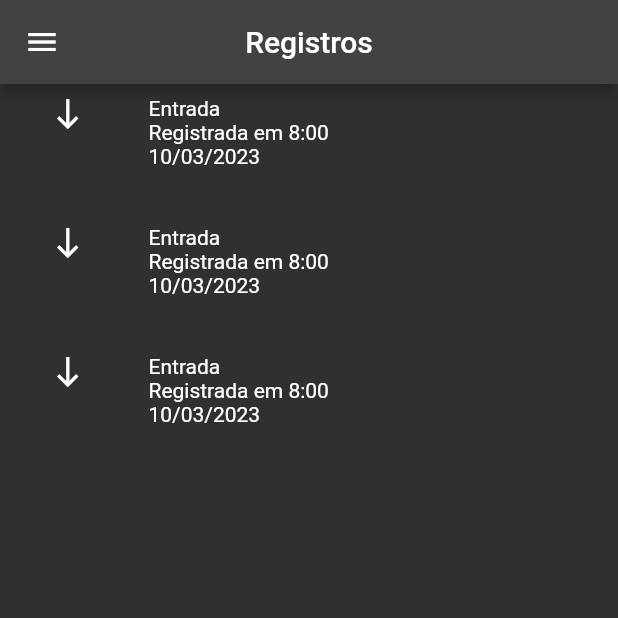
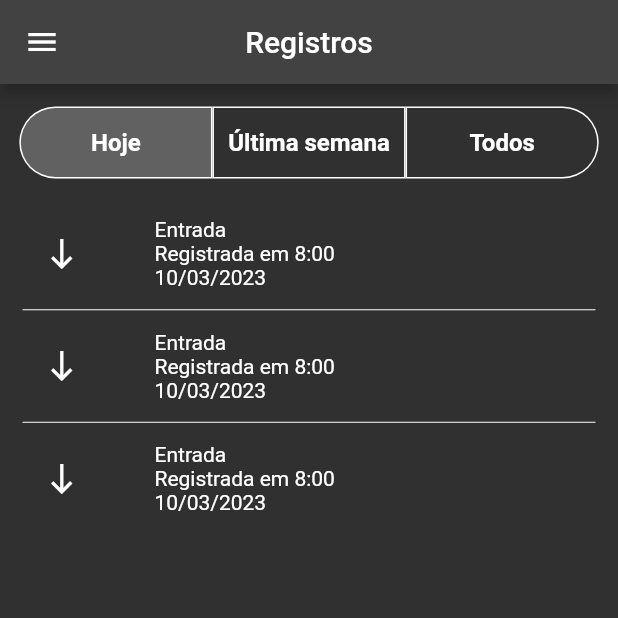
Before and after one commit to tombraganca/AutoPark, a Flutter app: the screen it shows after launch, after a tap on "Entrar", on a phone screen of 412 x 824 dp, the top half of it. Run offline on Flutter 3.47's test engine with Material 2 defaults, Android fonts, the phone set to English and light mode, and no system bars; our stand-ins replace equatable, flutter_bloc.

Commit message:
add home ,firebase, init vagas

```diff
--- /dev/null
+++ b/mobile/lib/core/domain/entities/registros_entity.dart
@@ -0,0 +1,11 @@
+// ignore_for_file: public_member_api_docs, sort_constructors_first
+class RegistroEntity {
+  final String title;
+  final String registro;
+  final String date;
+  RegistroEntity({
+    required this.title,
+    required this.registro,
+    required this.date,
+  });
+}
--- /dev/null
+++ b/mobile/lib/core/domain/entities/vaga_entity.dart
@@ -0,0 +1,10 @@
+class VagaEntity {
+  final String name;
+  final String description;
+  final List<String> reportes;
+  VagaEntity({
+    required this.name,
+    required this.reportes,
+    required this.description,
+  });
+}
--- a/mobile/lib/home/cubit/home_cubit.dart
+++ b/mobile/lib/home/cubit/home_cubit.dart
@@ -1,8 +1,118 @@
-import 'package:bloc/bloc.dart';
-import 'package:meta/meta.dart';
+import 'package:auto_park/core/domain/entities/registros_entity.dart';
+import 'package:auto_park/home/cubit/home_state.dart';
+import 'package:flutter_bloc/flutter_bloc.dart';
 
-part 'home_state.dart';
+enum SelectList { hoje, ultimaSemana, todos }
 
 class HomeCubit extends Cubit<HomeState> {
-  HomeCubit() : super(HomeInitial());
+  HomeCubit()
+      : super(HomeState(
+            statusHome: StatusHome.initial, selectList: SelectList.hoje));
+  void init() {
+    emit(state.copyWith(
+        listRegistros: mapListMock[SelectList.hoje],
+        statusHome: StatusHome.loadingList));
+    emit(state.copyWith(statusHome: StatusHome.loadedList));
+  }
+
+  void changeList(SelectList selectList) => emit(state.copyWith(
+      selectList: selectList,
+      listRegistros: mapListMock[selectList],
+      statusHome: state.statusHome == StatusHome.loadedList
+          ? StatusHome.refrashLoadedList
+          : StatusHome.loadedList));
 }
+
+Map<SelectList, List<RegistroEntity>> mapListMock = {
+  SelectList.hoje: [
+    RegistroEntity(
+      date: '10/03/2023',
+      registro: 'Registrada em 8:00',
+      title: 'Entrada',
+    ),
+    RegistroEntity(
+      date: '10/03/2023',
+      registro: 'Registrada em 8:00',
+      title: 'Entrada',
+    ),
+    RegistroEntity(
+      date: '10/03/2023',
+      registro: 'Registrada em 8:00',
+      title: 'Entrada',
+    ),
+  ],
+  SelectList.todos: [
+    RegistroEntity(
+      date: '12/06/2024',
+      registro: 'Registrada em 8:00',
+      title: 'Entrada',
+    ),
+    RegistroEntity(
+      date: '12/06/2024',
+      registro: 'Registrada em 8:00',
+      title: 'Entrada',
+    ),
+    RegistroEntity(
+      date: '12/06/2024',
+      registro: 'Registrada em 8:00',
+      title: 'Entrada',
+    ),
+    RegistroEntity(
+      date: '12/06/2024',
+      registro: 'Registrada em 8:00',
+      title: 'Entrada',
+    ),
+    RegistroEntity(
+      date: '12/06/2024',
+      registro: 'Registrada em 8:00',
+      title: 'Entrada',
+    ),
+  ],
+  SelectList.ultimaSemana: [
+    RegistroEntity(
+      date: '23/04/2025',
+      registro: 'Registrada em 11:00',
+      title: 'Entrada',
+    ),
+    RegistroEntity(
+      date: '23/04/2025',
+      registro: 'Registrada em 11:00',
+      title: 'Entrada',
+    ),
+    RegistroEntity(
+      date: '23/04/2025',
+      registro: 'Registrada em 11:00',
+      title: 'Entrada',
+    ),
+    RegistroEntity(
+      date: '23/04/2025',
+      registro: 'Registrada em 11:00',
+      title: 'Entrada',
+    ),
+    RegistroEntity(
+      date: '23/04/2025',
+      registro: 'Registrada em 11:00',
+      title: 'Entrada',
+    ),
+    RegistroEntity(
+      date: '23/04/2025',
+      registro: 'Registrada em 11:00',
+      title: 'Entrada',
+    ),
+    RegistroEntity(
+      date: '23/04/2025',
+      registro: 'Registrada em 11:00',
+      title: 'Entrada',
+    ),
+    RegistroEntity(
+      date: '23/04/2025',
+      registro: 'Registrada em 11:00',
+      title: 'Entrada',
+    ),
+    RegistroEntity(
+      date: '23/04/2025',
+      registro: 'Registrada em 11:00',
+      title: 'Entrada',
+    ),
+  ]
+};
--- a/mobile/lib/home/cubit/home_state.dart
+++ b/mobile/lib/home/cubit/home_state.dart
@@ -1,6 +1,29 @@
-part of 'home_cubit.dart';
+// ignore_for_file: public_member_api_docs, sort_constructors_first
+import 'package:auto_park/core/domain/entities/registros_entity.dart';
+import 'package:auto_park/home/cubit/home_cubit.dart';
 
-@immutable
-abstract class HomeState {}
+enum StatusHome { loadingList, loadedList, initial, refrashLoadedList }
 
-class HomeInitial extends HomeState {}
+class HomeState {
+  final List<RegistroEntity>? listRegistros;
+  final StatusHome statusHome;
+  final SelectList selectList;
+
+  HomeState({
+    required this.statusHome,
+    this.listRegistros = const [],
+    required this.selectList,
+  });
+
+  HomeState copyWith({
+    List<RegistroEntity>? listRegistros,
+    StatusHome? statusHome,
+    SelectList? selectList,
+  }) {
+    return HomeState(
+      listRegistros: listRegistros ?? this.listRegistros,
+      statusHome: statusHome ?? this.statusHome,
+      selectList: selectList ?? this.selectList,
+    );
+  }
+}
--- a/mobile/lib/home/pages/home.dart
+++ b/mobile/lib/home/pages/home.dart
@@ -1,17 +1,29 @@
+import 'package:auto_park/core/domain/entities/registros_entity.dart';
+import 'package:auto_park/home/cubit/home_cubit.dart';
+import 'package:auto_park/home/cubit/home_state.dart';
+import 'package:auto_park/home/pages/registros_page.dart';
+import 'package:auto_park/home/widgets/selector_page.dart';
 import 'package:flutter/material.dart';
-
-import '../widgets/cards_registros.dart';
+import 'package:flutter_bloc/flutter_bloc.dart';
 import '../widgets/items_drawer.dart';
 
-class Home extends StatelessWidget {
-  Home({super.key});
+class Home extends StatefulWidget {
+  const Home({super.key});
+
+  @override
+  State<Home> createState() => _HomeState();
+}
+
+class _HomeState extends State<Home> {
   final List<String> listItemsDrawer = [
-    ' Meus Registros',
+    'Meus Registros',
     'Vagas Disponíveis',
     'Meus Veículos',
   ];
+
   @override
   Widget build(BuildContext context) {
+    HomeCubit homeCubit = BlocProvider.of<HomeCubit>(context);
     return Scaffold(
       drawer: SizedBox(
         width: MediaQuery.of(context).size.width * 0.6,
@@ -70,11 +82,14 @@ class Home extends StatelessWidget {
               SizedBox(
                 height: MediaQuery.of(context).size.height * 0.1,
                 child: Row(
-                  mainAxisAlignment: MainAxisAlignment.spaceEvenly,
+                  mainAxisAlignment: MainAxisAlignment.start,
                   children: [
-                    ItemsDrawer(
+                    Padding(
+                      padding: const EdgeInsets.symmetric(horizontal: 5),
+                      child: ItemsDrawer(
                         label: 'Minha Conta',
                         onPressed: () {},
+                      ),
                     ),
                     const Icon(Icons.person)
                   ],
@@ -90,33 +105,33 @@ class Home extends StatelessWidget {
         ),
         centerTitle: true,
       ),
-      body: Column(
-        children: const [
-          Padding(
-            padding: EdgeInsets.all(8.0),
-            child: CardRegitros(
-              date: '10/03/2023',
-              registro: 'Registrada em 8:00',
-              title: 'Entrada',
+      body: BlocBuilder<HomeCubit, HomeState>(
+        bloc: homeCubit,
+        builder: (context, state) {
+          if (state.statusHome == StatusHome.initial) {
+            homeCubit.init();
+          }
+          return Column(
+            children: [
+              SelectorPage(
+                homeCubit: homeCubit,
               ),
+              SizedBox(
+                height: MediaQuery.of(context).size.height * 0.77,
+                child: Visibility(
+                  visible: state.statusHome != StatusHome.loadingList,
+                  replacement: Column(children: const [
+                    CircularProgressIndicator(),
+                    Text('Carregando a lista...')
+                  ]),
+                  child: RegistrosPage(
+                    listaRegistros: state.listRegistros!,
                   ),
-          Padding(
-            padding: EdgeInsets.all(8.0),
-            child: CardRegitros(
-              date: '10/03/2023',
-              registro: 'Registrada em 8:00',
-              title: 'Entrada',
-            ),
-          ),
-          Padding(
-            padding: EdgeInsets.all(8.0),
-            child: CardRegitros(
-              date: '10/03/2023',
-              registro: 'Registrada em 8:00',
-              title: 'Entrada',
                 ),
               )
             ],
+          );
+        },
       ),
     );
   }
--- /dev/null
+++ b/mobile/lib/home/pages/registros_page.dart
@@ -0,0 +1,31 @@
+import 'package:auto_park/core/domain/entities/registros_entity.dart';
+import 'package:auto_park/home/widgets/cards_registros.dart';
+import 'package:flutter/material.dart';
+
+class RegistrosPage extends StatelessWidget {
+  final List<RegistroEntity> listaRegistros;
+  const RegistrosPage({super.key, required this.listaRegistros});
+
+  @override
+  Widget build(BuildContext context) {
+    return SizedBox(
+      child: ListView.separated(
+          itemBuilder: (context, index) {
+            return CardRegistros(
+                title: listaRegistros[index].title,
+                registro: listaRegistros[index].registro,
+                date: listaRegistros[index].date);
+          },
+          separatorBuilder: (context, index) {
+            return const Padding(
+              padding: EdgeInsets.symmetric(horizontal: 15),
+              child: Divider(
+                color: Colors.white,
+                height: 5,
+              ),
+            );
+          },
+          itemCount: listaRegistros.length),
+    );
+  }
+}
--- a/mobile/lib/home/widgets/cards_registros.dart
+++ b/mobile/lib/home/widgets/cards_registros.dart
@@ -1,10 +1,10 @@
 import 'package:flutter/material.dart';
 
-class CardRegitros extends StatelessWidget {
+class CardRegistros extends StatelessWidget {
   final String title;
   final String registro;
   final String date;
-  const CardRegitros({
+  const CardRegistros({
     super.key,
     required this.title,
     required this.registro,
@@ -21,12 +21,14 @@ class CardRegitros extends StatelessWidget {
           SizedBox(
             width: MediaQuery.of(context).size.width * 0.10,
             child: Column(
+              mainAxisAlignment: MainAxisAlignment.center,
               children: const [Icon(Icons.south_outlined)],
             ),
           ),
           SizedBox(
             width: MediaQuery.of(context).size.width * 0.7,
             child: Column(
+              mainAxisAlignment: MainAxisAlignment.center,
               crossAxisAlignment: CrossAxisAlignment.start,
               children: [
                 Text(title),
--- a/mobile/lib/home/widgets/items_drawer.dart
+++ b/mobile/lib/home/widgets/items_drawer.dart
@@ -7,11 +7,18 @@ class ItemsDrawer extends StatelessWidget {
 
   @override
   Widget build(BuildContext context) {
-    return TextButton(
-        onPressed: () => onPressed(),
-        child: Text(
-          label,
-          style: const TextStyle(color: Colors.white),
-        ));
+    return Row(
+      children: [
+        Padding(
+          padding: const EdgeInsets.symmetric(horizontal: 20),
+          child: TextButton(
+              onPressed: () => onPressed(),
+              child: Text(
+                label,
+                style: const TextStyle(color: Colors.white),
+              )),
+        ),
+      ],
+    );
   }
 }
--- /dev/null
+++ b/mobile/lib/home/widgets/selector_page.dart
@@ -0,0 +1,97 @@
+import 'package:auto_park/home/cubit/home_cubit.dart';
+import 'package:auto_park/home/cubit/home_state.dart';
+import 'package:flutter/material.dart';
+import 'package:flutter_bloc/flutter_bloc.dart';
+
+class SelectorPage extends StatelessWidget {
+  final HomeCubit homeCubit;
+  const SelectorPage({super.key, required this.homeCubit});
+
+  @override
+  Widget build(BuildContext context) {
+    return BlocBuilder<HomeCubit, HomeState>(
+      bloc: homeCubit,
+      builder: (context, state) {
+        return Padding(
+          padding: const EdgeInsets.symmetric(vertical: 15, horizontal: 10),
+          child: Container(
+            decoration: BoxDecoration(
+              borderRadius: BorderRadius.circular(50),
+            ),
+            width: MediaQuery.of(context).size.width,
+            child: Row(
+              mainAxisAlignment: MainAxisAlignment.center,
+              children: [
+                InkWell(
+                  onTap: () => homeCubit.changeList(SelectList.hoje),
+                  child: Container(
+                    width: MediaQuery.of(context).size.width / 3.2,
+                    decoration: BoxDecoration(
+                      color: state.selectList == SelectList.hoje
+                          ? Colors.grey[700]
+                          : null,
+                      border: Border.all(width: 1.0, color: Colors.white),
+                      borderRadius: const BorderRadius.only(
+                        topLeft: Radius.circular(25),
+                        bottomLeft: Radius.circular(25),
+                      ),
+                    ),
+                    child: const Tab(
+                      child: Text(
+                        'Hoje',
+                        style: TextStyle(
+                          fontSize: 16,
+                          fontWeight: FontWeight.bold,
+                        ),
+                      ),
+                    ),
+                  ),
+                ),
+                InkWell(
+                  onTap: () => homeCubit.changeList(SelectList.ultimaSemana),
+                  child: Container(
+                    width: MediaQuery.of(context).size.width / 3.2,
+                    decoration: BoxDecoration(
+                      color: state.selectList == SelectList.ultimaSemana
+                          ? Colors.grey[700]
+                          : null,
+                      border: Border.all(width: 1.0, color: Colors.white),
+                    ),
+                    child: const Tab(
+                      child: Text('Última semana',
+                          style: TextStyle(
+                              fontSize: 16, fontWeight: FontWeight.bold)),
+                    ),
+                  ),
+                ),
+                InkWell(
+                  onTap: () => homeCubit.changeList(SelectList.todos),
+                  child: Container(
+                    width: MediaQuery.of(context).size.width / 3.2,
+                    decoration: BoxDecoration(
+                      color: state.selectList == SelectList.todos
+                          ? Colors.grey[700]
+                          : null,
+                      border: Border.all(width: 1.0, color: Colors.white),
+                      borderRadius: const BorderRadius.only(
+                        topRight: Radius.circular(25),
+                        bottomRight: Radius.circular(25),
+                      ),
+                    ),
+                    child: const Tab(
+                      child: Text(
+                        'Todos',
+                        style: TextStyle(
+                            fontSize: 16, fontWeight: FontWeight.bold),
+                      ),
+                    ),
+                  ),
+                ),
+              ],
+            ),
+          ),
+        );
+      },
+    );
+  }
+}
--- a/mobile/lib/main.dart
+++ b/mobile/lib/main.dart
@@ -1,4 +1,7 @@
+import 'package:auto_park/home/cubit/home_cubit.dart';
+import 'package:auto_park/vagas/cubit/vagas_cubit.dart';
 import 'package:flutter/material.dart';
+import 'package:flutter_bloc/flutter_bloc.dart';
 
 import 'login/pages/login.dart';
 
@@ -11,12 +14,18 @@ class MyApp extends StatelessWidget {
 
   @override
   Widget build(BuildContext context) {
-    return MaterialApp(
-      debugShowCheckedModeBanner: false,
-      title: 'Flutter Demo',
-      darkTheme: ThemeData(brightness: Brightness.dark),
-      themeMode: ThemeMode.dark,
-      home: const Login(),
+    return MultiBlocProvider(
+      providers: [
+        BlocProvider(create: (context) => HomeCubit()),
+        BlocProvider(create: (context) => VagasCubit())
+      ],
+      child: MaterialApp(
+        debugShowCheckedModeBanner: false,
+        title: 'Flutter Demo',
+        darkTheme: ThemeData(brightness: Brightness.dark),
+        themeMode: ThemeMode.dark,
+        home: const Login(),
+      ),
     );
   }
 }
--- /dev/null
+++ b/mobile/lib/vagas/cubit/vagas_cubit.dart
@@ -0,0 +1,59 @@
+import 'package:auto_park/core/domain/entities/vaga_entity.dart';
+import 'package:auto_park/vagas/cubit/vagas_state.dart';
+import 'package:flutter_bloc/flutter_bloc.dart';
+
+enum SelectListVagas { disponivel, todas }
+
+class VagasCubit extends Cubit<VagasState> {
+  VagasCubit() : super(const VagasState(statusVagas: StatusVagas.initial));
+
+  void changeList(SelectListVagas selectListVagas) => emit(state.copyWith(
+      selectListVagas: selectListVagas,
+      listVagas: mapListMock[selectListVagas],
+      statusVagas: state.statusVagas == StatusVagas.loadedList
+          ? StatusVagas.refrashLoadedList
+          : StatusVagas.loadedList));
+}
+
+Map<SelectListVagas, List<VagaEntity>> mapListMock = {
+  SelectListVagas.disponivel: [
+    VagaEntity(
+      description: 'Vaga localizada na parte esquerda do primeiro andar',
+      name: 'A1',
+      reportes: [
+        'Existe um saco de batatas no local da vaga que impossibilita o uso da vaga',
+        'Um motorista acefalóide parou o carro em duas vagas impossibilitando o uso da vaga',
+        ''
+      ],
+    ),
+    VagaEntity(
+      description: 'Vaga localizada na parte direita do primeiro andar',
+      name: 'A2',
+      reportes: [
+        'Existe um saco de batatas no local da vaga que impossibilita o uso da vaga',
+        'Um motorista acefalóide parou o carro em duas vagas impossibilitando o uso da vaga',
+        ''
+      ],
+    )
+  ],
+  SelectListVagas.todas: [
+    VagaEntity(
+      description: 'Vaga localizada na parte esquerda do primeiro andar',
+      name: 'A1',
+      reportes: [
+        'Existe um saco de batatas no local da vaga que impossibilita o uso da vaga',
+        'Um motorista acefalóide parou o carro em duas vagas impossibilitando o uso da vaga',
+        ''
+      ],
+    ),
+    VagaEntity(
+      description: 'Vaga localizada na parte direita do primeiro andar',
+      name: 'A2',
+      reportes: [
+        'Existe um saco de batatas no local da vaga que impossibilita o uso da vaga',
+        'Um motorista acefalóide parou o carro em duas vagas impossibilitando o uso da vaga',
+        ''
+      ],
+    )
+  ],
+};
--- /dev/null
+++ b/mobile/lib/vagas/cubit/vagas_state.dart
@@ -0,0 +1,31 @@
+// ignore_for_file: public_member_api_docs, sort_constructors_first
+import 'package:auto_park/core/domain/entities/vaga_entity.dart';
+import 'package:auto_park/vagas/cubit/vagas_cubit.dart';
+import 'package:equatable/equatable.dart';
+
+enum StatusVagas { initial, loadedList, refrashLoadedList }
+
+class VagasState extends Equatable {
+  final StatusVagas statusVagas;
+  final SelectListVagas? selectListVagas;
+  final List<VagaEntity> listVagas;
+
+  @override
+  List<Object?> get props => [statusVagas];
+  const VagasState(
+      {required this.statusVagas,
+      this.selectListVagas,
+      this.listVagas = const []});
+
+  VagasState copyWith({
+    StatusVagas? statusVagas,
+    SelectListVagas? selectListVagas,
+    List<VagaEntity>? listVagas,
+  }) {
+    return VagasState(
+      statusVagas: statusVagas ?? this.statusVagas,
+      selectListVagas: selectListVagas ?? this.selectListVagas,
+      listVagas: listVagas ?? this.listVagas,
+    );
+  }
+}
--- /dev/null
+++ b/mobile/lib/vagas/pages/vagas.dart
@@ -0,0 +1,28 @@
+import 'package:auto_park/vagas/cubit/vagas_cubit.dart';
+import 'package:auto_park/vagas/cubit/vagas_state.dart';
+import 'package:auto_park/vagas/widget/SelectorPageVagas.dart';
+import 'package:flutter/material.dart';
+import 'package:flutter_bloc/flutter_bloc.dart';
+
+class Vagas extends StatelessWidget {
+  const Vagas({super.key});
+
+  @override
+  Widget build(BuildContext context) {
+    VagasCubit vagasCubit = BlocProvider.of<VagasCubit>(context);
+    return Scaffold(
+      body: BlocBuilder<VagasCubit, VagasState>(
+        bloc: vagasCubit,
+        builder: (context, state) {
+          return ListView(
+            children: [
+              SelectorVagasPage(
+                vagasCubit: vagasCubit,
+              )
+            ],
+          );
+        },
+      ),
+    );
+  }
+}
--- /dev/null
+++ b/mobile/lib/vagas/widget/SelectorPageVagas.dart
@@ -0,0 +1,81 @@
+import 'package:auto_park/vagas/cubit/vagas_cubit.dart';
+import 'package:auto_park/vagas/cubit/vagas_state.dart';
+import 'package:flutter/material.dart';
+import 'package:flutter_bloc/flutter_bloc.dart';
+
+class SelectorVagasPage extends StatelessWidget {
+  final VagasCubit vagasCubit;
+  const SelectorVagasPage({super.key, required this.vagasCubit});
+
+  @override
+  Widget build(BuildContext context) {
+    return BlocBuilder<VagasCubit, VagasState>(
+      bloc: vagasCubit,
+      builder: (context, state) {
+        return Padding(
+          padding: const EdgeInsets.symmetric(vertical: 15, horizontal: 10),
+          child: Container(
+            decoration: BoxDecoration(
+              borderRadius: BorderRadius.circular(50),
+            ),
+            width: MediaQuery.of(context).size.width,
+            child: Row(
+              mainAxisAlignment: MainAxisAlignment.center,
+              children: [
+                InkWell(
+                  onTap: () =>
+                      vagasCubit.changeList(SelectListVagas.disponivel),
+                  child: Container(
+                    width: MediaQuery.of(context).size.width / 3.2,
+                    decoration: BoxDecoration(
+                      color: state.selectListVagas == SelectListVagas.disponivel
+                          ? Colors.grey[700]
+                          : null,
+                      border: Border.all(width: 1.0, color: Colors.white),
+                      borderRadius: const BorderRadius.only(
+                        topLeft: Radius.circular(25),
+                        bottomLeft: Radius.circular(25),
+                      ),
+                    ),
+                    child: const Tab(
+                      child: Text(
+                        'Hoje',
+                        style: TextStyle(
+                          fontSize: 16,
+                          fontWeight: FontWeight.bold,
+                        ),
+                      ),
+                    ),
+                  ),
+                ),
+                InkWell(
+                  onTap: () => vagasCubit.changeList(SelectListVagas.todas),
+                  child: Container(
+                    width: MediaQuery.of(context).size.width / 3.2,
+                    decoration: BoxDecoration(
+                      color: state.selectListVagas == SelectListVagas.todas
+                          ? Colors.grey[700]
+                          : null,
+                      border: Border.all(width: 1.0, color: Colors.white),
+                      borderRadius: const BorderRadius.only(
+                        topRight: Radius.circular(25),
+                        bottomRight: Radius.circular(25),
+                      ),
+                    ),
+                    child: const Tab(
+                      child: Text(
+                        'Todos',
+                        style: TextStyle(
+                            fontSize: 16, fontWeight: FontWeight.bold),
+                      ),
+                    ),
+                  ),
+                ),
+              ],
+            ),
+          ),
+        );
+      },
+    );
+  }
+}
--- a/mobile/pubspec.yaml
+++ b/mobile/pubspec.yaml
@@ -38,6 +38,8 @@ dependencies:
   flutter_bloc: ^8.1.2
   either_dart: ^0.3.0
   equatable: ^2.0.5
+  firebase_core: ^2.8.0
+  firebase_auth: ^4.3.0
 
 dev_dependencies:
   flutter_test:
```
Also changed, not shown: mobile/pubspec.lock, 3 other files. Lines whose indentation alone changed are shown as unchanged.
